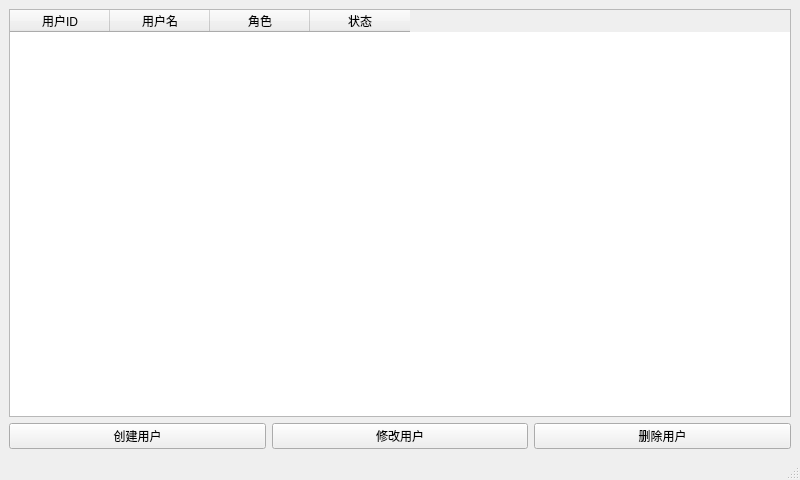
Before: the Qt Designer form usermanagewin.ui in JinJieBeWater/oceanSystem, drawn with Qt 5.
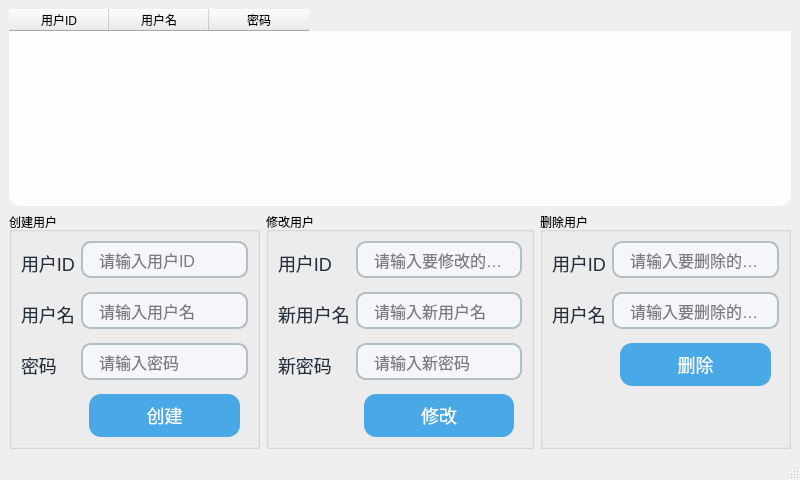
After: the same form once the commit is applied. Icons and pictures are not drawn.

Commit message: ✨ feat(ui): 更新数据库路径，优化用户管理界面样式和布局

What changed in the file:
```diff
--- a/usermanagewin.ui
+++ b/usermanagewin.ui
@@ -13,16 +13,60 @@
   <property name="windowTitle">
    <string>用户管理</string>
   </property>
+  <property name="styleSheet">
+   <string notr="true">
+QMainWindow{border-image: url(D:/University/Yue inlay/qt/oceaSsystem/resources/ocean.jpg);}
+QLabel {
+    font-size: 18px;
+    color: #222f3e;
+}
+QTableWidget {
+    background: rgba(255,255,255,0.85);
+    border-radius: 12px;
+    font-size: 16px;
+    selection-background-color: #48a9e6;
+    selection-color: white;
+}
+QPushButton {
+    background-color: #48a9e6;
+    color: white;
+    border-radius: 12px;
+    font-size: 18px;
+    padding: 8px 24px;
+    margin: 0 8px;
+}
+QPushButton:hover {
+    background-color: #357ab7;
+}
+QLineEdit {
+    border-radius: 10px;
+    border: 1.5px solid #b2bec3;
+    padding: 6px 14px;
+    font-size: 16px;
+    background: #f5f6fa;
+    margin-bottom: 8px;
+}
+QWidget#centralwidget {
+    background: transparent;
+}
+   </string>
+  </property>
   <widget class="QWidget" name="centralwidget">
-   <layout class="QVBoxLayout" name="verticalLayout">
-    <item>
+   <layout class="QGridLayout" name="gridLayout">
+    <item row="0" column="0">
      <widget class="QTableWidget" name="tableWidget">
-      <property name="columnCount">
-       <number>4</number>
+      <property name="sizePolicy">
+       <sizepolicy hsizetype="Expanding" vsizetype="Expanding">
+        <horstretch>0</horstretch>
+        <verstretch>0</verstretch>
+       </sizepolicy>
       </property>
       <property name="rowCount">
        <number>0</number>
       </property>
+      <property name="columnCount">
+       <number>3</number>
+      </property>
       <column>
        <property name="text">
         <string>用户ID</string>
@@ -35,37 +79,177 @@
       </column>
       <column>
        <property name="text">
-        <string>角色</string>
-       </property>
-      </column>
-      <column>
-       <property name="text">
-        <string>状态</string>
+        <string>密码</string>
        </property>
       </column>
      </widget>
     </item>
-    <item>
+    <item row="1" column="0">
      <layout class="QHBoxLayout" name="horizontalLayout">
       <item>
-       <widget class="QPushButton" name="btnCreate">
-        <property name="text">
+       <widget class="QGroupBox" name="groupCreate">
+        <property name="title">
          <string>创建用户</string>
         </property>
+        <layout class="QFormLayout" name="formLayoutCreate">
+         <item row="0" column="0">
+          <widget class="QLabel" name="labelCreateUserId">
+           <property name="text">
+            <string>用户ID</string>
+           </property>
+          </widget>
+         </item>
+         <item row="0" column="1">
+          <widget class="QLineEdit" name="editCreateUserId">
+           <property name="placeholderText">
+            <string>请输入用户ID</string>
+           </property>
+          </widget>
+         </item>
+         <item row="1" column="0">
+          <widget class="QLabel" name="labelCreateUserName">
+           <property name="text">
+            <string>用户名</string>
+           </property>
+          </widget>
+         </item>
+         <item row="1" column="1">
+          <widget class="QLineEdit" name="editCreateUserName">
+           <property name="placeholderText">
+            <string>请输入用户名</string>
+           </property>
+          </widget>
+         </item>
+         <item row="2" column="0">
+          <widget class="QLabel" name="labelCreatePassword">
+           <property name="text">
+            <string>密码</string>
+           </property>
+          </widget>
+         </item>
+         <item row="2" column="1">
+          <widget class="QLineEdit" name="editCreatePassword">
+           <property name="echoMode">
+            <enum>QLineEdit::Password</enum>
+           </property>
+           <property name="placeholderText">
+            <string>请输入密码</string>
+           </property>
+          </widget>
+         </item>
+         <item row="3" column="1">
+          <widget class="QPushButton" name="btnCreateConfirm">
+           <property name="text">
+            <string>创建</string>
+           </property>
+          </widget>
+         </item>
+        </layout>
        </widget>
       </item>
       <item>
-       <widget class="QPushButton" name="btnEdit">
-        <property name="text">
+       <widget class="QGroupBox" name="groupEdit">
+        <property name="title">
          <string>修改用户</string>
         </property>
+        <layout class="QFormLayout" name="formLayoutEdit">
+         <item row="0" column="0">
+          <widget class="QLabel" name="labelEditUserId">
+           <property name="text">
+            <string>用户ID</string>
+           </property>
+          </widget>
+         </item>
+         <item row="0" column="1">
+          <widget class="QLineEdit" name="editEditUserId">
+           <property name="placeholderText">
+            <string>请输入要修改的用户ID</string>
+           </property>
+          </widget>
+         </item>
+         <item row="1" column="0">
+          <widget class="QLabel" name="labelEditUserName">
+           <property name="text">
+            <string>新用户名</string>
+           </property>
+          </widget>
+         </item>
+         <item row="1" column="1">
+          <widget class="QLineEdit" name="editEditUserName">
+           <property name="placeholderText">
+            <string>请输入新用户名</string>
+           </property>
+          </widget>
+         </item>
+         <item row="2" column="0">
+          <widget class="QLabel" name="labelEditPassword">
+           <property name="text">
+            <string>新密码</string>
+           </property>
+          </widget>
+         </item>
+         <item row="2" column="1">
+          <widget class="QLineEdit" name="editEditPassword">
+           <property name="echoMode">
+            <enum>QLineEdit::Password</enum>
+           </property>
+           <property name="placeholderText">
+            <string>请输入新密码</string>
+           </property>
+          </widget>
+         </item>
+         <item row="3" column="1">
+          <widget class="QPushButton" name="btnEditConfirm">
+           <property name="text">
+            <string>修改</string>
+           </property>
+          </widget>
+         </item>
+        </layout>
        </widget>
       </item>
       <item>
-       <widget class="QPushButton" name="btnDelete">
-        <property name="text">
+       <widget class="QGroupBox" name="groupDelete">
+        <property name="title">
          <string>删除用户</string>
         </property>
+        <layout class="QFormLayout" name="formLayoutDelete">
+         <item row="0" column="0">
+          <widget class="QLabel" name="labelDeleteUserId">
+           <property name="text">
+            <string>用户ID</string>
+           </property>
+          </widget>
+         </item>
+         <item row="0" column="1">
+          <widget class="QLineEdit" name="editDeleteUserId">
+           <property name="placeholderText">
+            <string>请输入要删除的用户ID</string>
+           </property>
+          </widget>
+         </item>
+         <item row="1" column="0">
+          <widget class="QLabel" name="labelDeleteUserName">
+           <property name="text">
+            <string>用户名</string>
+           </property>
+          </widget>
+         </item>
+         <item row="1" column="1">
+          <widget class="QLineEdit" name="editDeleteUserName">
+           <property name="placeholderText">
+            <string>请输入要删除的用户名</string>
+           </property>
+          </widget>
+         </item>
+         <item row="2" column="1">
+          <widget class="QPushButton" name="btnDeleteConfirm">
+           <property name="text">
+            <string>删除</string>
+           </property>
+          </widget>
+         </item>
+        </layout>
        </widget>
       </item>
      </layout>
```
The commit also changes 3 other files.
